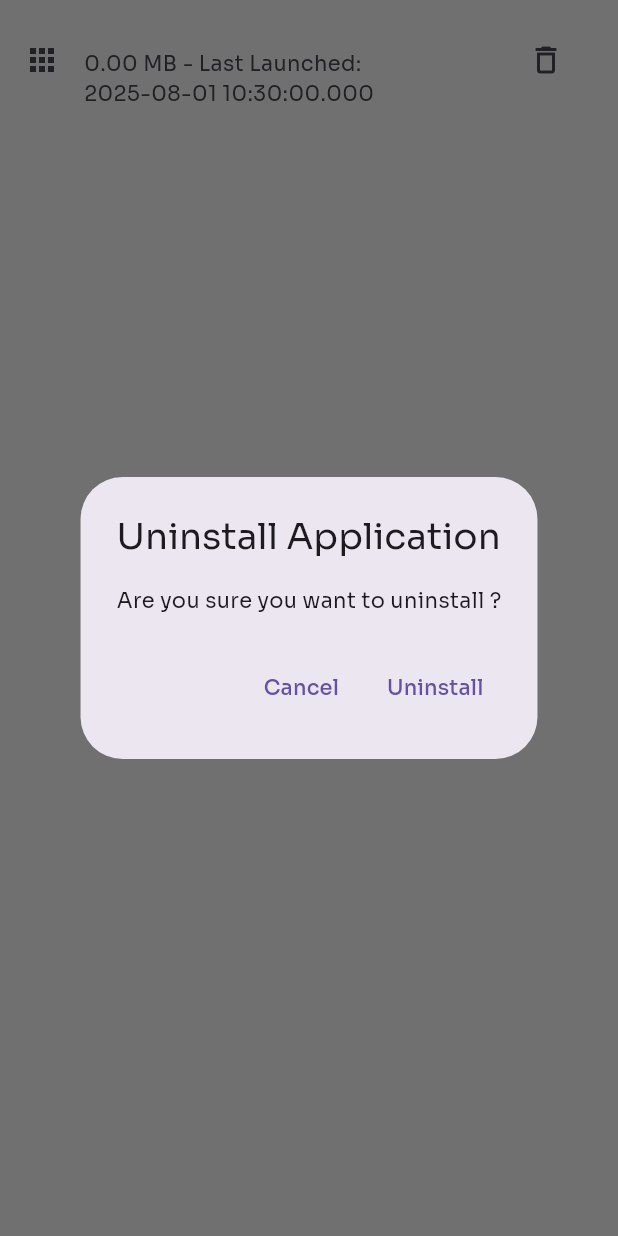
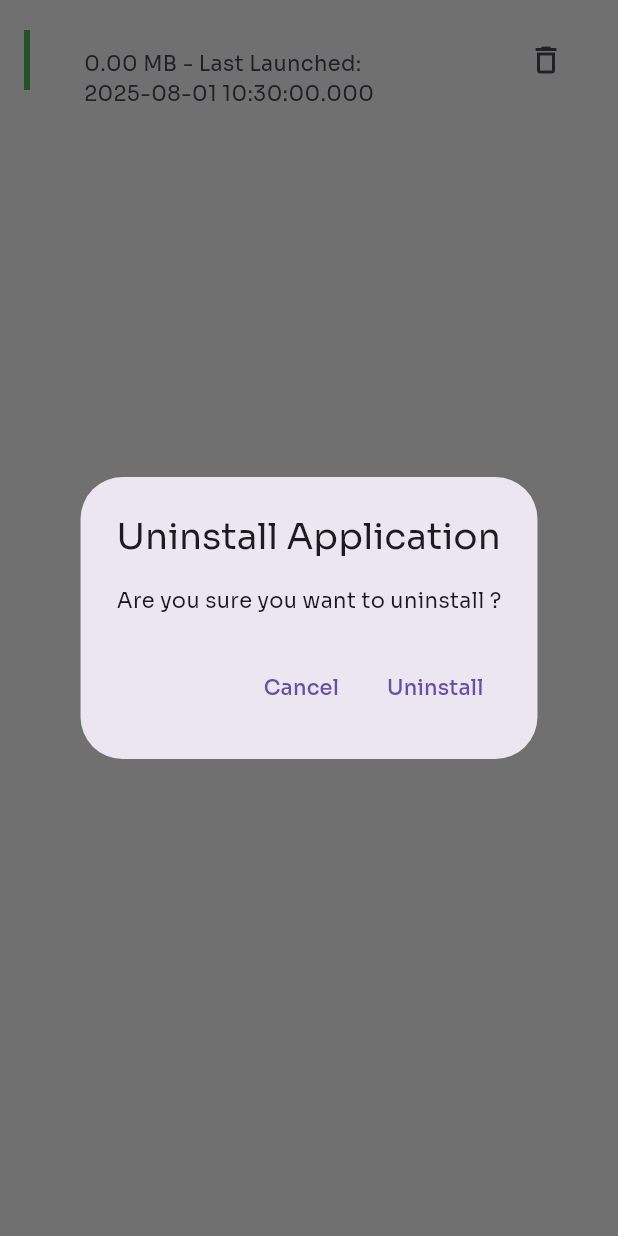
Before and after one commit to enzomarc237/appmanager, a Flutter app: the AppListItem widget shown alone on an empty page, opened directly with empty values, after a tap on the "delete outline" icon, on a phone screen of 412 x 824 dp. Run offline on Flutter 3.47's test engine with Material 3 defaults, Android fonts, the phone set to English and light mode, and no system bars; our stand-ins replace flutter_riverpod, google_fonts, sqflite; accounts and stored records are empty.

Commit message:
feat: Final UI polishing

```diff
--- a/lib/presentation/widgets/app_list_item.dart
+++ b/lib/presentation/widgets/app_list_item.dart
@@ -12,10 +12,14 @@ class AppListItem extends ConsumerWidget {
 
   @override
   Widget build(BuildContext context, WidgetRef ref) {
+    final color = _getLaunchColor(app.lastLaunchedAt);
+
     return ListTile(
-      leading: app.iconData.isNotEmpty
-          ? Image.memory(app.iconData)
-          : const Icon(Icons.apps),
+      leading: Container(
+        width: 4,
+        height: 40,
+        color: color,
+      ),
       title: Text(app.name),
       subtitle: Text(
           '${(app.size / 1024 / 1024).toStringAsFixed(2)} MB - Last Launched: ${app.lastLaunchedAt.toLocal()}'),
@@ -62,4 +66,19 @@ class AppListItem extends ConsumerWidget {
       },
     );
   }
+
+  Color _getLaunchColor(DateTime lastLaunchedAt) {
+    final now = DateTime.now();
+    final difference = now.difference(lastLaunchedAt);
+
+    if (difference.inDays > 365) {
+      return Colors.red;
+    } else if (difference.inDays > 180) {
+      return Colors.orange;
+    } else if (difference.inDays > 90) {
+      return Colors.yellow;
+    } else {
+      return Colors.green;
+    }
+  }
 }
```
Also changed, not shown: lib/presentation/home_page.dart (+28 -20 lines).
